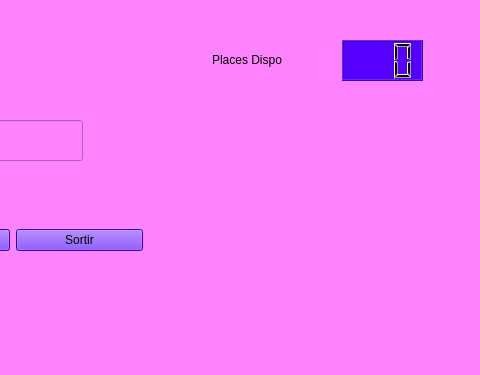
The window that mainwindow.ui (ayoubtrabelsitr/parking) describes before a commit, drawn with Qt 5; both pictures show x 248 to 728 and y 0 to 375 of the 728 by 375 pixel window.
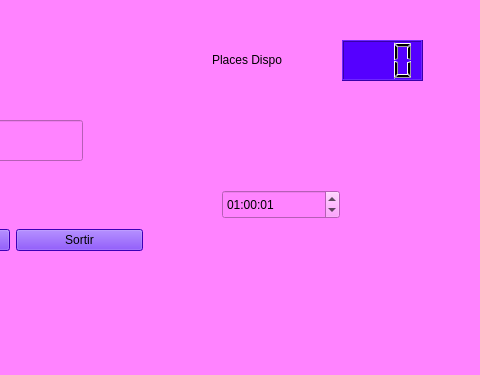
The same window after the commit.

What changed in the file:
```diff
--- a/mainwindow.ui
+++ b/mainwindow.ui
@@ -124,6 +124,29 @@
      <set>Qt::AlignmentFlag::AlignCenter</set>
     </property>
    </widget>
+   <widget class="QTimeEdit" name="timeEdit">
+    <property name="geometry">
+     <rect>
+      <x>470</x>
+      <y>190</y>
+      <width>118</width>
+      <height>29</height>
+     </rect>
+    </property>
+    <property name="wrapping">
+     <bool>false</bool>
+    </property>
+    <property name="timeSpec">
+     <enum>Qt::TimeSpec::LocalTime</enum>
+    </property>
+    <property name="time">
+     <time>
+      <hour>1</hour>
+      <minute>0</minute>
+      <second>1</second>
+     </time>
+    </property>
+   </widget>
   </widget>
   <widget class="QMenuBar" name="menubar">
    <property name="geometry">
```
